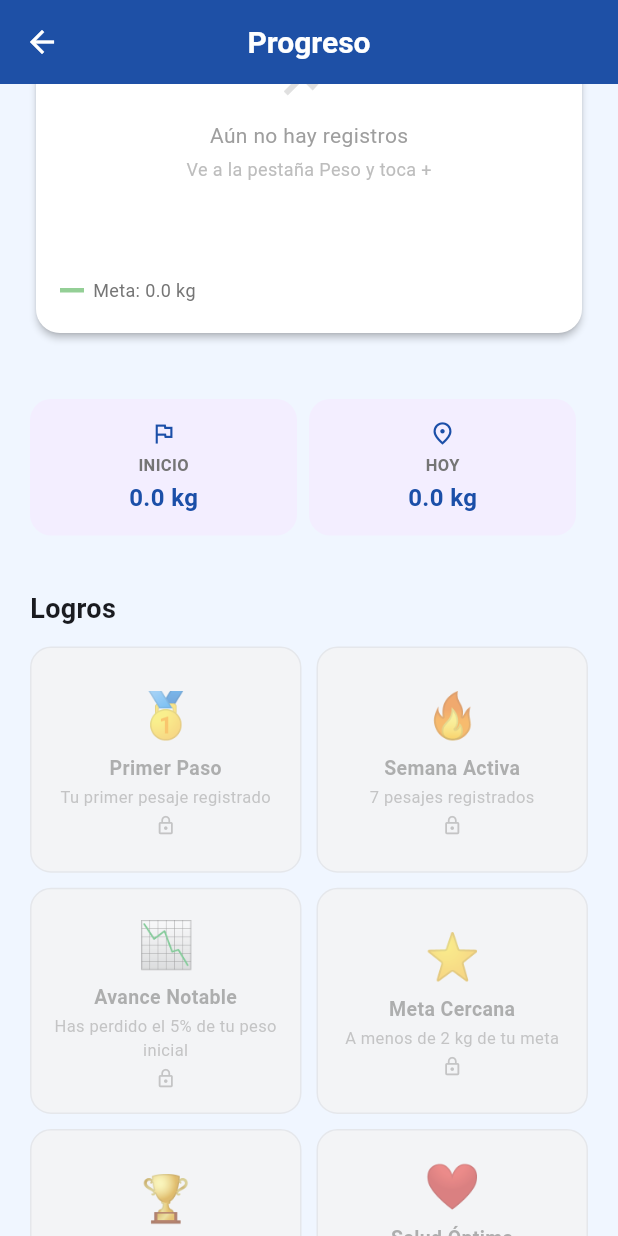
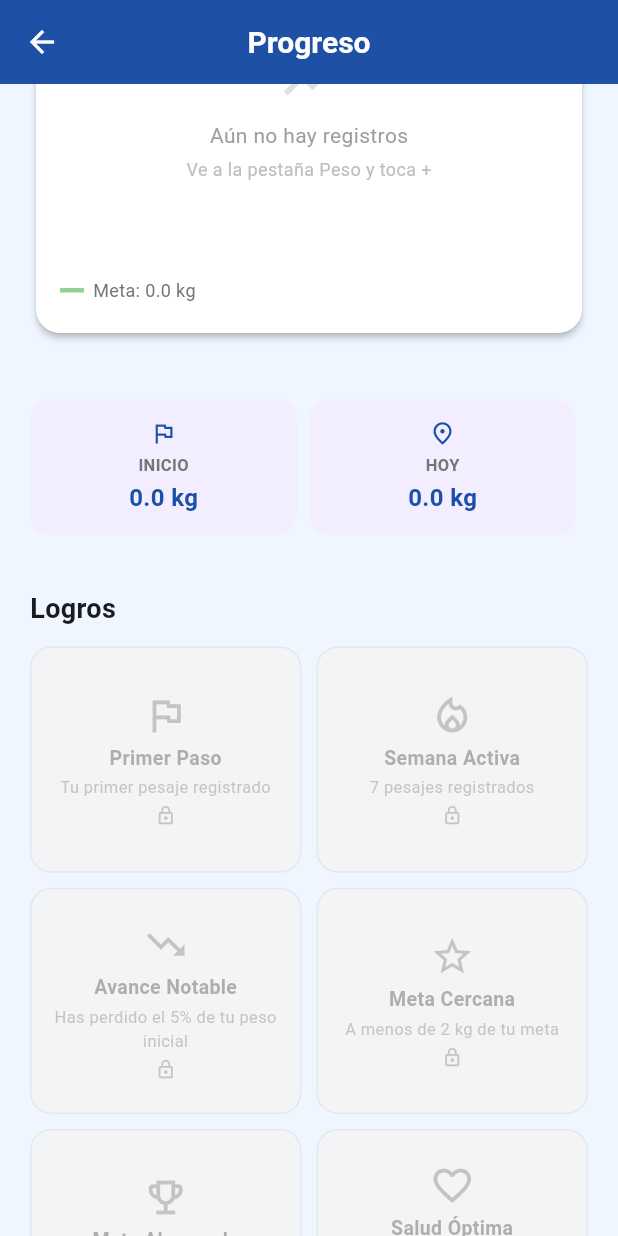
Before and after one commit to msmgxe/PepDocs, a Flutter app: the ProgressScreen screen opened directly, scrolled down 576 dp, on a phone screen of 412 x 824 dp. Run offline on Flutter 3.47's test engine with Material 3 defaults, Android fonts, the phone set to English and light mode, and no system bars; our stand-ins replace fl_chart, image_picker, shared_preferences, supabase_flutter, table_calendar; missing offline and left inert: device_calendar; accounts and stored records are empty.

Commit message:
fix: replace emoji strings with IconData in achievements and suggestions
Emoji text renders as "?" on iOS simulator. Replaced Achievement.emoji
and Suggestion.emoji fields with icon: IconData + iconColor: Color.
Updated _AchievementsGrid and _SuggestionsRow to render Icon() widgets.

Co-Authored-By: Claude Sonnet 4.6 <noreply@anthropic.com>

```diff
--- a/mobile_flutter/lib/screens/tabs/progress_screen.dart
+++ b/mobile_flutter/lib/screens/tabs/progress_screen.dart
@@ -1110,7 +1110,7 @@ class _AchievementsGrid extends StatelessWidget {
               child: Column(
                 mainAxisAlignment: MainAxisAlignment.center,
                 children: [
-                  Text(a.emoji, style: const TextStyle(fontSize: 30)),
+                  Icon(a.icon, size: 30, color: a.unlocked ? a.iconColor : Colors.grey),
                   const SizedBox(height: 4),
                   Text(
                     a.name,
@@ -1171,7 +1171,7 @@ class _SuggestionsRow extends StatelessWidget {
             ),
             child: Column(
               children: [
-                Text(s.emoji, style: const TextStyle(fontSize: 28)),
+                Icon(s.icon, size: 28, color: kPrimary),
                 const SizedBox(height: 6),
                 Text(
                   s.title,
--- a/mobile_flutter/lib/utils/achievements_helper.dart
+++ b/mobile_flutter/lib/utils/achievements_helper.dart
@@ -1,22 +1,24 @@
 // achievements_helper.dart
 //
 // Motor de Logros y Sugerencias para la app Flutter.
-// La lógica es equivalente a la de admin/src/lib/achievements.ts.
-// Evalúa los datos del perfil del paciente y devuelve:
-//   - Lista de Achievement con estado desbloqueado/bloqueado
-//   - Lista de Suggestion personalizadas según IMC, edad y sexo
+// Usa IconData (Material Icons) en vez de emojis — los emojis no renderizan
+// en simuladores iOS (muestran "?").
+
+import 'package:flutter/material.dart';
 
 /// Modelo de un logro
 class Achievement {
   final String id;
-  final String emoji;      // Emoji de representación visual del logro
-  final String name;       // Nombre corto del logro
-  final String desc;       // Descripción de la condición de desbloqueo
-  final bool unlocked;     // true = logro desbloqueado
+  final IconData icon;
+  final Color iconColor;
+  final String name;
+  final String desc;
+  final bool unlocked;
 
   const Achievement({
     required this.id,
-    required this.emoji,
+    required this.icon,
+    required this.iconColor,
     required this.name,
     required this.desc,
     required this.unlocked,
@@ -26,14 +28,14 @@ class Achievement {
 /// Modelo de una sugerencia diaria
 class Suggestion {
   final String id;
-  final String emoji;      // Emoji para el icono de la tarjeta
-  final String title;      // Nombre de la sugerencia
-  final String desc;       // Descripción corta
-  final bool isYellow;     // true = fondo amarillo pastel, false = fondo lila
+  final IconData icon;
+  final String title;
+  final String desc;
+  final bool isYellow;
 
   const Suggestion({
     required this.id,
-    required this.emoji,
+    required this.icon,
     required this.title,
     required this.desc,
     required this.isYellow,
@@ -41,14 +43,6 @@ class Suggestion {
 }
 
 /// Calcula los logros del paciente a partir de sus estadísticas de salud.
-///
-/// [initialWeight]    : Peso inicial registrado (kg).
-/// [currentWeight]    : Peso actual (kg).
-/// [goalWeight]       : Peso meta (kg), 0 si no aplica.
-/// [bmi]              : Índice de masa corporal actual.
-/// [measurementCount] : Número total de pesajes registrados.
-/// [age]              : Edad del paciente (puede ser null).
-/// [sex]              : Sexo del paciente — 'M', 'F', 'O', o null.
 List<Achievement> calculateAchievements({
   required double initialWeight,
   required double currentWeight,
@@ -58,48 +52,54 @@ List<Achievement> calculateAchievements({
   int? age,
   String? sex,
 }) {
-  final lost = initialWeight - currentWeight;           // kg perdidos
-  final toGoal = currentWeight - goalWeight;            // kg restantes para meta
+  final lost = initialWeight - currentWeight;
+  final toGoal = currentWeight - goalWeight;
 
   return [
     Achievement(
       id: '1',
-      emoji: '🥇',
+      icon: Icons.flag_outlined,
+      iconColor: Colors.amber,
       name: 'Primer Paso',
       desc: 'Tu primer pesaje registrado',
       unlocked: measurementCount >= 1,
     ),
     Achievement(
       id: '2',
-      emoji: '🔥',
+      icon: Icons.local_fire_department_outlined,
+      iconColor: Colors.orange,
       name: 'Semana Activa',
       desc: '7 pesajes registrados',
       unlocked: measurementCount >= 7,
     ),
     Achievement(
       id: '3',
-      emoji: '📉',
+      icon: Icons.trending_down,
+      iconColor: Colors.green,
       name: 'Avance Notable',
       desc: 'Has perdido el 5% de tu peso inicial',
       unlocked: initialWeight > 0 && lost >= (initialWeight * 0.05),
     ),
     Achievement(
       id: '4',
-      emoji: '⭐',
+      icon: Icons.star_outline,
+      iconColor: Colors.deepPurple,
       name: 'Meta Cercana',
       desc: 'A menos de 2 kg de tu meta',
       unlocked: goalWeight > 0 && toGoal > 0 && toGoal <= 2,
     ),
     Achievement(
       id: '5',
-      emoji: '🏆',
+      icon: Icons.emoji_events_outlined,
+      iconColor: Colors.amber,
       name: 'Meta Alcanzada',
       desc: '¡Llegaste a tu peso meta!',
       unlocked: goalWeight > 0 && toGoal <= 0 && measurementCount >= 1,
     ),
     Achievement(
       id: '6',
-      emoji: '❤️',
+      icon: Icons.favorite_outline,
+      iconColor: Colors.red,
       name: 'Salud Óptima',
       desc: 'Tu IMC está en rango normal (18.5–24.9)',
       unlocked: bmi >= 18.5 && bmi < 25,
@@ -108,18 +108,14 @@ List<Achievement> calculateAchievements({
 }
 
 /// Genera las sugerencias del día personalizadas según el perfil del paciente.
-///
-/// Devuelve siempre 2 sugerencias (la primera en lila, la segunda en amarillo)
-/// para respetar el layout de dos columnas de la pantalla de Progreso.
 List<Suggestion> getSuggestions({
   required double bmi,
   int? age,
   String? sex,
 }) {
-  // Sugerencia 1: Hidratación (siempre presente, texto ajustado por IMC)
   final hydration = Suggestion(
     id: 'water',
-    emoji: '🥤',
+    icon: Icons.water_drop_outlined,
     title: 'Hidratación',
     desc: bmi >= 30
         ? 'Bebe al menos 3 litros de agua al día'
@@ -127,12 +123,11 @@ List<Suggestion> getSuggestions({
     isYellow: false,
   );
 
-  // Sugerencia 2: Movimiento (adaptada por edad)
   final Suggestion movement;
   if (age != null && age >= 60) {
     movement = const Suggestion(
       id: 'move_senior',
-      emoji: '🚶',
+      icon: Icons.directions_walk_outlined,
       title: 'Movimiento',
       desc: '30 min de caminata a paso ligero',
       isYellow: true,
@@ -140,7 +135,7 @@ List<Suggestion> getSuggestions({
   } else {
     movement = const Suggestion(
       id: 'move_active',
-      emoji: '🏃',
+      icon: Icons.directions_run_outlined,
       title: 'Movimiento',
       desc: '30 min de actividad física',
       isYellow: true,
```
Also changed, not shown: 6 other files.
